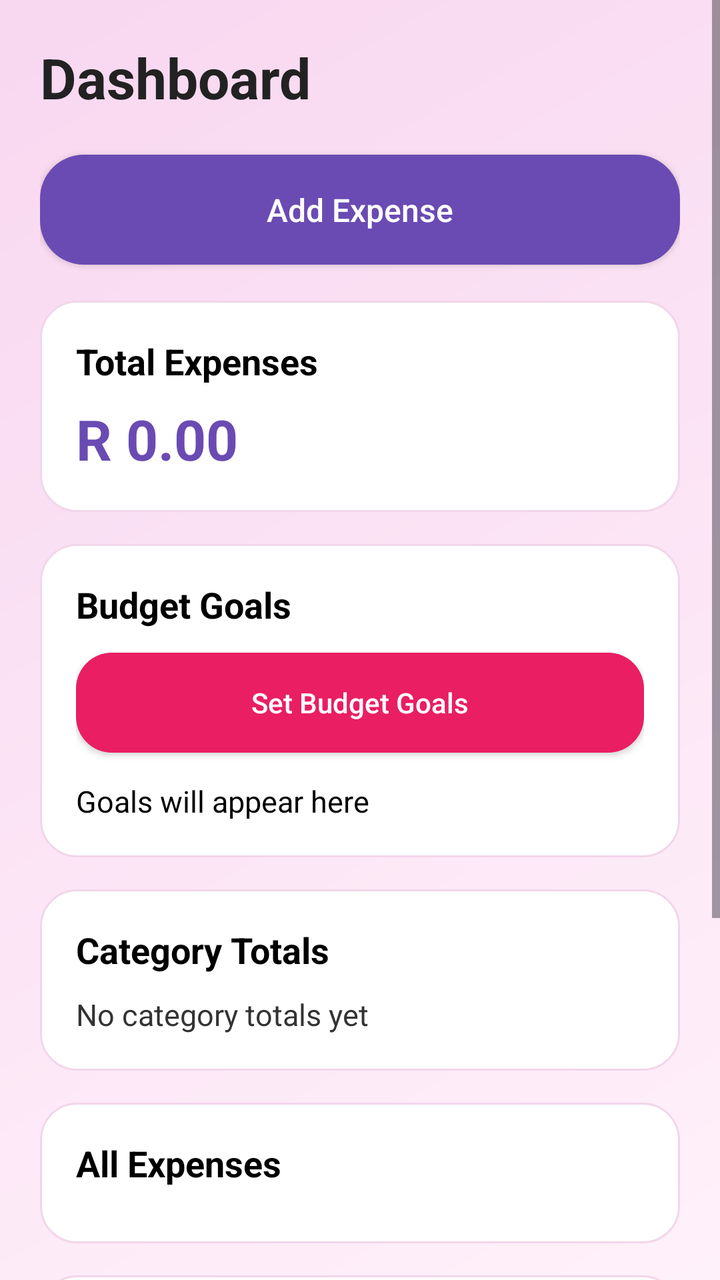
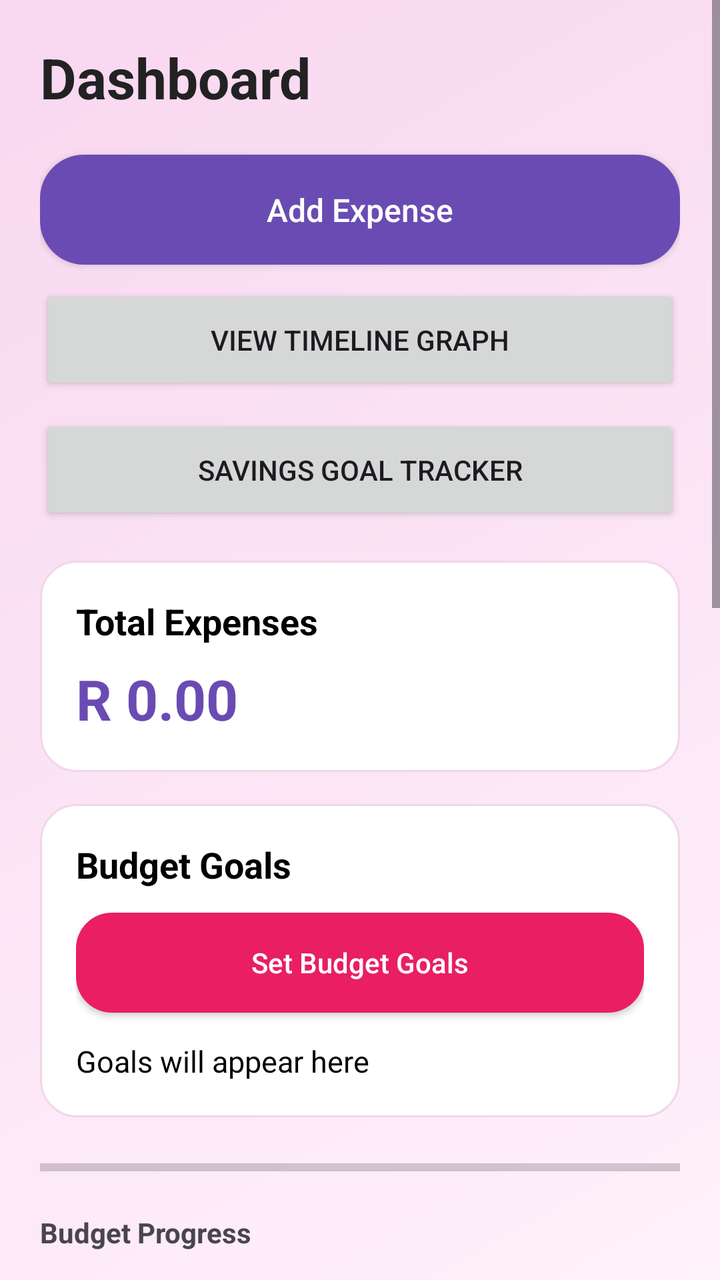

The first picture is an Android layout as it rendered before a commit; the second is the same layout after the commit. The layout source and the unified diff follow.
<!-- AndroidManifest.xml: application theme Theme.SmartBudget -->
<!-- res/layout/activity_dashboard.xml -->
<?xml version="1.0" encoding="utf-8"?>
<ScrollView xmlns:android="http://schemas.android.com/apk/res/android"
    android:background="@drawable/bg_dashboard"
    android:layout_width="match_parent"
    android:layout_height="match_parent">

    <LinearLayout
        android:orientation="vertical"
        android:padding="20dp"
        android:layout_width="match_parent"
        android:layout_height="wrap_content">

        <TextView
            android:text="Dashboard"
            android:textSize="28sp"
            android:textStyle="bold"
            android:textColor="#222222"
            android:layout_marginBottom="20dp"
            android:layout_width="wrap_content"
            android:layout_height="wrap_content" />

        <Button
            android:text="Add Expense"
            android:onClick="goToAddExpense"
            android:background="@drawable/bg_button_purple"
            android:textColor="#FFFFFF"
            android:textAllCaps="false"
            android:textSize="16sp"
            android:layout_width="match_parent"
            android:layout_height="55dp" />

        
        <LinearLayout
            android:orientation="vertical"
            android:background="@drawable/bg_card"
            android:padding="18dp"
            android:layout_marginTop="18dp"
            android:layout_width="match_parent"
            android:layout_height="wrap_content">

            <TextView
                android:text="Total Expenses"
                android:textSize="18sp"
                android:textStyle="bold"
                android:textColor="#000000"
                android:layout_width="wrap_content"
                android:layout_height="wrap_content" />

            <TextView
                android:id="@+id/txtTotal"
                android:text="R 0.00"
                android:textSize="28sp"
                android:textStyle="bold"
                android:textColor="#6A4BB3"
                android:layout_marginTop="8dp"
                android:layout_width="wrap_content"
                android:layout_height="wrap_content" />
        </LinearLayout>

        
        <LinearLayout
            android:orientation="vertical"
            android:background="@drawable/bg_card"
            android:padding="18dp"
            android:layout_marginTop="16dp"
            android:layout_width="match_parent"
            android:layout_height="wrap_content">

            <TextView
                android:text="Budget Goals"
                android:textSize="18sp"
                android:textStyle="bold"
                android:textColor="#000000"
                android:layout_width="wrap_content"
                android:layout_height="wrap_content" />

            <Button
                android:text="Set Budget Goals"
                android:onClick="goToGoals"
                android:background="@drawable/bg_button_pink"
                android:textColor="#FFFFFF"
                android:textAllCaps="false"
                android:layout_marginTop="12dp"
                android:layout_width="match_parent"
                android:layout_height="50dp" />

            <TextView
                android:id="@+id/txtGoals"
                android:text="Goals will appear here"
                android:textSize="15sp"
                android:textColor="#000000"
                android:layout_marginTop="14dp"
                android:layout_width="match_parent"
                android:layout_height="wrap_content" />
        </LinearLayout>

        
        <LinearLayout
            android:orientation="vertical"
            android:background="@drawable/bg_card"
            android:padding="18dp"
            android:layout_marginTop="16dp"
            android:layout_width="match_parent"
            android:layout_height="wrap_content">

            <TextView
                android:text="Category Totals"
                android:textSize="18sp"
                android:textStyle="bold"
                android:textColor="#000000"
                android:layout_width="wrap_content"
                android:layout_height="wrap_content" />

            <TextView
                android:id="@+id/txtCategoryTotals"
                android:text="No category totals yet"
                android:textSize="15sp"
                android:textColor="#333333"
                android:layout_marginTop="10dp"
                android:layout_width="match_parent"
                android:layout_height="wrap_content" />
        </LinearLayout>

        
        <LinearLayout
            android:orientation="vertical"
            android:background="@drawable/bg_card"
            android:padding="18dp"
            android:layout_marginTop="16dp"
            android:layout_width="match_parent"
            android:layout_height="wrap_content">

            <TextView
                android:text="All Expenses"
                android:textSize="18sp"
                android:textStyle="bold"
                android:textColor="#000000"
                android:layout_marginBottom="10dp"
                android:layout_width="wrap_content"
                android:layout_height="wrap_content" />

            <androidx.recyclerview.widget.RecyclerView
                android:id="@+id/recyclerView"
                android:layout_width="match_parent"
                android:layout_height="wrap_content" />
        </LinearLayout>

        
        <LinearLayout
            android:orientation="vertical"
            android:background="@drawable/bg_card"
            android:padding="18dp"
            android:layout_marginTop="16dp"
            android:layout_marginBottom="20dp"
            android:layout_width="match_parent"
            android:layout_height="wrap_content">

            <TextView
                android:text="Filter by Date"
                android:textSize="18sp"
                android:textStyle="bold"
                android:textColor="#000000"
                android:layout_width="wrap_content"
                android:layout_height="wrap_content" />

            <EditText
                android:id="@+id/editStartDate"
                android:hint="Start date: dd/mm/yyyy"
                android:inputType="text"
                android:textColor="#000000"
                android:textColorHint="#777777"
                android:layout_marginTop="10dp"
                android:layout_width="match_parent"
                android:layout_height="wrap_content" />

            <EditText
                android:id="@+id/editEndDate"
                android:hint="End date: dd/mm/yyyy"
                android:inputType="text"
                android:textColor="#000000"
                android:textColorHint="#777777"
                android:layout_width="match_parent"
                android:layout_height="wrap_content" />

            <Button
                android:id="@+id/btnFilter"
                android:text="Filter"
                android:background="@drawable/bg_button_purple"
                android:textColor="#FFFFFF"
                android:textAllCaps="false"
                android:layout_marginTop="12dp"
                android:layout_width="match_parent"
                android:layout_height="50dp" />

        </LinearLayout>

    </LinearLayout>
</ScrollView>
<!-- resources referenced by this layout -->
<resources>
  <!-- drawable bg_button_pink (drawable) -->
  <shape xmlns:android="http://schemas.android.com/apk/res/android">
      <solid android:color="#E91E63" />
      <corners android:radius="18dp" />
  </shape>
  <!-- drawable bg_button_purple (drawable) -->
  <shape xmlns:android="http://schemas.android.com/apk/res/android">
      <solid android:color="#6A4BB3" />
      <corners android:radius="22dp" />
  </shape>
  <!-- drawable bg_card (drawable) -->
  <shape xmlns:android="http://schemas.android.com/apk/res/android">
      <solid android:color="#FFFFFF" />
      <corners android:radius="18dp" />
      <stroke
          android:width="1dp"
          android:color="#F2D6EA" />
  </shape>
  <!-- drawable bg_dashboard (drawable) -->
  <shape xmlns:android="http://schemas.android.com/apk/res/android">
      <gradient
          android:startColor="#FFF1FA"
          android:endColor="#F8D7F0"
          android:angle="135" />
  </shape>
  <style name="Theme.SmartBudget" parent="Base.Theme.SmartBudget" />
  <style name="Base.Theme.SmartBudget" parent="Theme.Material3.DayNight.NoActionBar">
          
          
      </style>
</resources>

<!-- the commit's change to res/layout/activity_dashboard.xml (unified diff, before → after) -->
@@ -29,6 +29,21 @@
             android:layout_width="match_parent"
             android:layout_height="55dp" />
 
+        <Button
+            android:id="@+id/btnGraph"
+            android:text="View Timeline Graph"
+            android:onClick="goToGraph"
+            android:layout_width="match_parent"
+            android:layout_height="55dp"
+            android:layout_marginTop="10dp"/>
+
+        <Button
+            android:text="Savings Goal Tracker"
+            android:onClick="goToSavings"
+            android:layout_width="match_parent"
+            android:layout_height="55dp"
+            android:layout_marginTop="10dp"/>
+
         
         <LinearLayout
             android:orientation="vertical"
@@ -94,6 +109,23 @@
                 android:layout_height="wrap_content" />
         </LinearLayout>
 
+        <ProgressBar
+            android:id="@+id/progressBudget"
+            style="?android:attr/progressBarStyleHorizontal"
+            android:layout_width="match_parent"
+            android:layout_height="30dp"
+            android:max="100"
+            android:progress="0"
+            android:layout_marginTop="10dp"/>
+
+        <TextView
+            android:id="@+id/txtBudgetStatus"
+            android:layout_width="wrap_content"
+            android:layout_height="wrap_content"
+            android:text="Budget Progress"
+            android:textStyle="bold"
+            android:layout_marginTop="8dp"/>
+
         
         <LinearLayout
             android:orientation="vertical"
@@ -154,6 +186,55 @@
             android:layout_marginBottom="20dp"
             android:layout_width="match_parent"
             android:layout_height="wrap_content">
+
+            <LinearLayout
+                android:orientation="vertical"
+                android:background="@drawable/bg_card"
+                android:padding="18dp"
+                android:layout_marginTop="16dp"
+                android:layout_width="match_parent"
+                android:layout_height="wrap_content">
+
+                <TextView
+                    android:text="Achievements"
+                    android:textSize="18sp"
+                    android:textStyle="bold"
+                    android:layout_width="wrap_content"
+                    android:layout_height="wrap_content"/>
+
+                <LinearLayout
+                    android:orientation="vertical"
+                    android:background="@drawable/bg_card"
+                    android:padding="18dp"
+                    android:layout_marginTop="16dp"
+                    android:layout_width="match_parent"
+                    android:layout_height="wrap_content">
+
+                    <TextView
+                        android:text="Budget Health Score"
+                        android:textStyle="bold"
+                        android:textSize="18sp"
+                        android:layout_width="wrap_content"
+                        android:layout_height="wrap_content"/>
+
+                    <TextView
+                        android:id="@+id/txtHealthScore"
+                        android:text="0/100"
+                        android:textSize="24sp"
+                        android:textStyle="bold"
+                        android:layout_width="wrap_content"
+                        android:layout_height="wrap_content"/>
+                </LinearLayout>
+
+                <TextView
+                    android:id="@+id/txtBadge"
+                    android:text="No badge earned"
+                    android:textSize="18sp"
+                    android:textStyle="bold"
+                    android:layout_marginTop="10dp"
+                    android:layout_width="wrap_content"
+                    android:layout_height="wrap_content"/>
+            </LinearLayout>
 
             <TextView
                 android:text="Filter by Date"
@@ -192,6 +273,14 @@
                 android:layout_width="match_parent"
                 android:layout_height="50dp" />
 
+            <TextView
+                android:id="@+id/txtReward"
+                android:layout_width="match_parent"
+                android:layout_height="wrap_content"
+                android:textStyle="bold"
+                android:textSize="16sp"
+                android:padding="8dp" />
+
         </LinearLayout>
 
     </LinearLayout>
